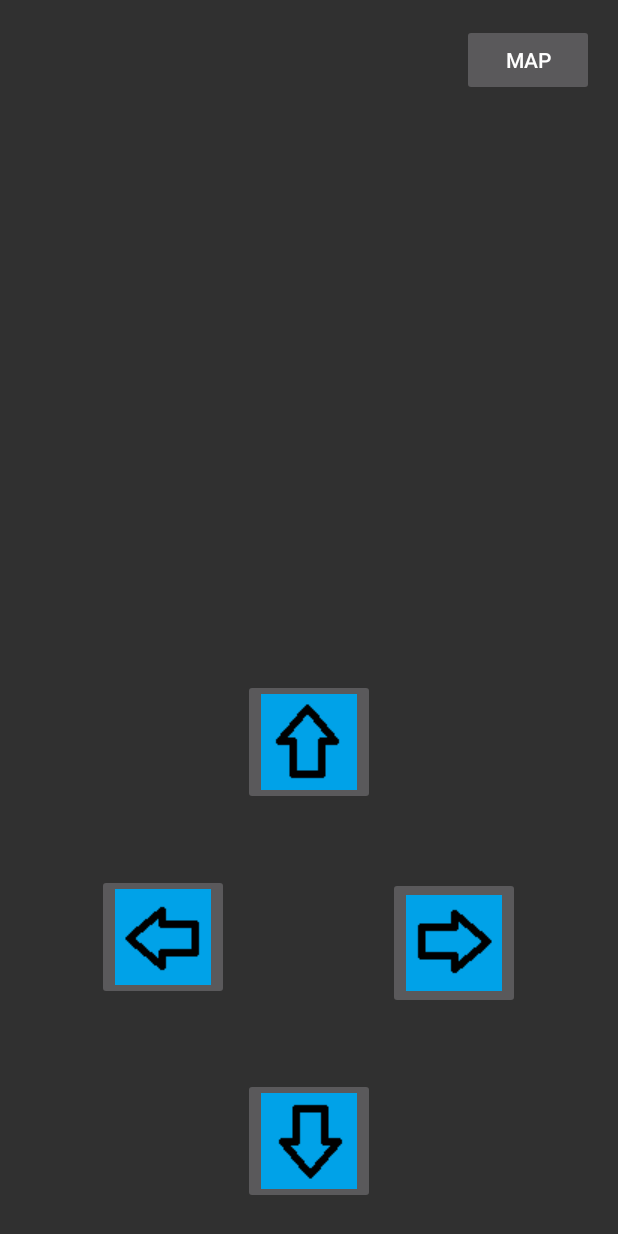
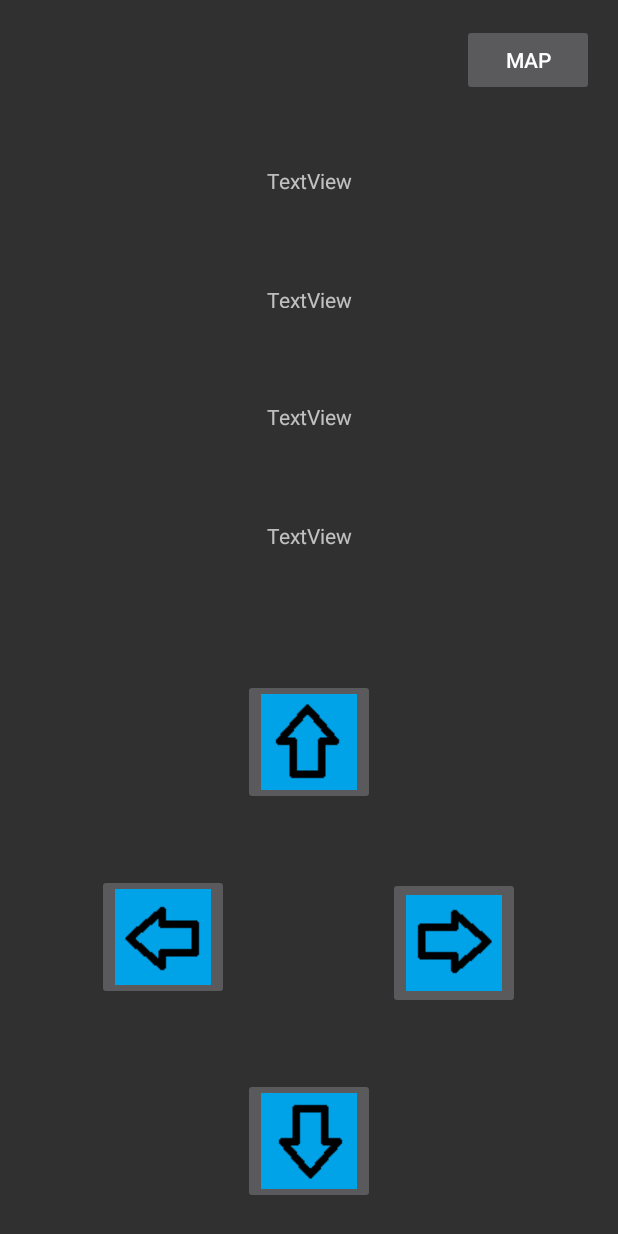
Before and after one commit to m-teja/BulletHelloWorld, an Android app: the DungeonActivity screen opened directly, with no data from a screen before it, on a phone screen of 412 x 824 dp. Run offline under Robolectric (Android 15) with nearby library versions, the phone set to English and light mode, and no system bars.

Commit message:
Added textviews for displaying info

```diff
--- a/app/src/main/res/layout/activity_dungeon.xml
+++ b/app/src/main/res/layout/activity_dungeon.xml
@@ -92,6 +92,66 @@
         android:stateListAnimator="@null"
         app:srcCompat="@drawable/arrow_right" />
 
+    <TextView
+        android:id="@+id/upInfo"
+        android:layout_width="wrap_content"
+        android:layout_height="wrap_content"
+        android:layout_marginBottom="8dp"
+        android:layout_marginEnd="8dp"
+        android:layout_marginStart="8dp"
+        android:layout_marginTop="8dp"
+        android:text="TextView"
+        app:layout_constraintBottom_toBottomOf="parent"
+        app:layout_constraintEnd_toEndOf="parent"
+        app:layout_constraintStart_toStartOf="parent"
+        app:layout_constraintTop_toTopOf="parent"
+        app:layout_constraintVertical_bias="0.130" />
+
+    <TextView
+        android:id="@+id/rightInfo"
+        android:layout_width="wrap_content"
+        android:layout_height="15dp"
+        android:layout_marginBottom="8dp"
+        android:layout_marginEnd="8dp"
+        android:layout_marginStart="8dp"
+        android:layout_marginTop="8dp"
+        android:text="TextView"
+        app:layout_constraintBottom_toBottomOf="parent"
+        app:layout_constraintEnd_toEndOf="parent"
+        app:layout_constraintStart_toStartOf="parent"
+        app:layout_constraintTop_toTopOf="parent"
+        app:layout_constraintVertical_bias="0.230" />
+
+    <TextView
+        android:id="@+id/downInfo"
+        android:layout_width="wrap_content"
+        android:layout_height="wrap_content"
+        android:layout_marginBottom="8dp"
+        android:layout_marginEnd="8dp"
+        android:layout_marginStart="8dp"
+        android:layout_marginTop="8dp"
+        android:text="TextView"
+        app:layout_constraintBottom_toBottomOf="parent"
+        app:layout_constraintEnd_toEndOf="parent"
+        app:layout_constraintStart_toStartOf="parent"
+        app:layout_constraintTop_toTopOf="parent"
+        app:layout_constraintVertical_bias="0.330" />
+
+    <TextView
+        android:id="@+id/leftInfo"
+        android:layout_width="wrap_content"
+        android:layout_height="wrap_content"
+        android:layout_marginBottom="8dp"
+        android:layout_marginEnd="8dp"
+        android:layout_marginStart="8dp"
+        android:layout_marginTop="8dp"
+        android:text="TextView"
+        app:layout_constraintBottom_toBottomOf="parent"
+        app:layout_constraintEnd_toEndOf="parent"
+        app:layout_constraintStart_toStartOf="parent"
+        app:layout_constraintTop_toTopOf="parent"
+        app:layout_constraintVertical_bias="0.430" />
+
     <include
         android:id="@+id/mapDisp"
         layout="@layout/dungeon_map"
```
